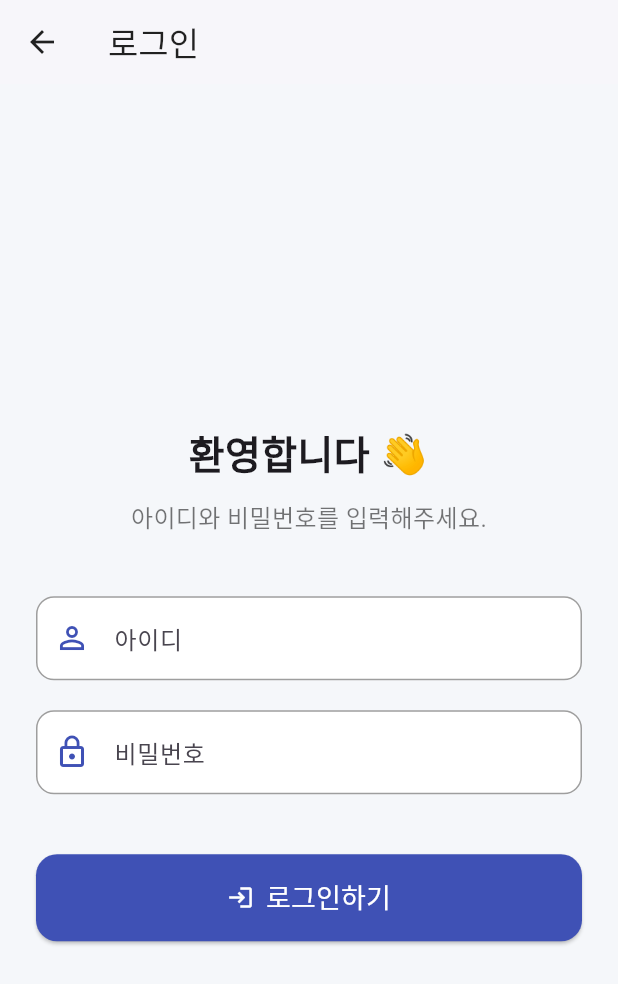
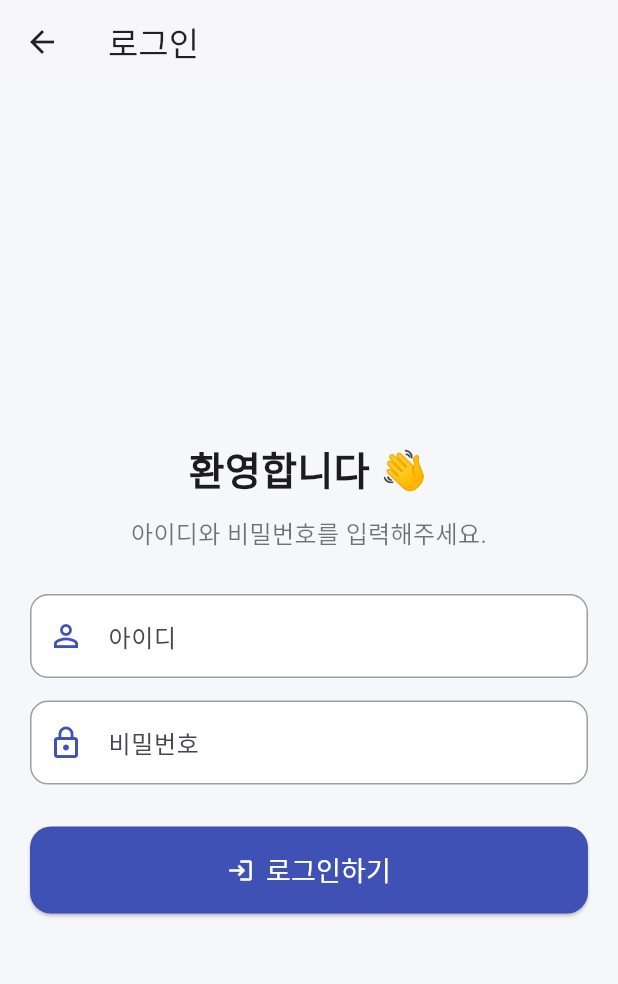
Before and after one commit to ATOSCD/MobileApp, a Flutter app: the screen it shows after launch, after a tap on "로그인", on a phone screen of 412 x 824 dp. Shown: the top 984 px of the screen. Run offline on Flutter 3.47's test engine with Material 3 defaults, Android fonts, the phone set to English and light mode, and no system bars; our stand-ins replace dio, firebase_core, firebase_messaging, flutter_local_notifications, vibration; accounts and stored records are empty; network calls fail.

Commit message:
UI개선

```diff
--- a/armobile/lib/airconditioner.dart
+++ b/armobile/lib/airconditioner.dart
@@ -102,8 +102,8 @@ class _AirConditionerPageState extends State<AirConditionerPage> {
           ? const Center(child: CircularProgressIndicator())
           : Padding(
               padding: const EdgeInsets.all(20.0),
-              child: Column(
-                crossAxisAlignment: CrossAxisAlignment.start,
+              child: ListView(
+                //crossAxisAlignment: CrossAxisAlignment.start,
                 children: [
                   ...List.generate(4, (index) {
                     return Padding(
--- a/armobile/lib/bed.dart
+++ b/armobile/lib/bed.dart
@@ -102,8 +102,7 @@ class _BedPageState extends State<BedPage> {
           ? const Center(child: CircularProgressIndicator())
           : Padding(
               padding: const EdgeInsets.all(20.0),
-              child: Column(
-                crossAxisAlignment: CrossAxisAlignment.start,
+              child: ListView(
                 children: [
                   ...List.generate(4, (index) {
                     return Padding(
--- a/armobile/lib/book.dart
+++ b/armobile/lib/book.dart
@@ -102,8 +102,7 @@ class _BookPageState extends State<BookPage> {
           ? const Center(child: CircularProgressIndicator())
           : Padding(
               padding: const EdgeInsets.all(20.0),
-              child: Column(
-                crossAxisAlignment: CrossAxisAlignment.start,
+              child: ListView(
                 children: [
                   ...List.generate(4, (index) {
                     return Padding(
--- a/armobile/lib/chair.dart
+++ b/armobile/lib/chair.dart
@@ -102,8 +102,8 @@ class _ChairPageState extends State<ChairPage> {
           ? const Center(child: CircularProgressIndicator())
           : Padding(
               padding: const EdgeInsets.all(20.0),
-              child: Column(
-                crossAxisAlignment: CrossAxisAlignment.start,
+              child: ListView(
+                //crossAxisAlignment: CrossAxisAlignment.start,
                 children: [
                   ...List.generate(4, (index) {
                     return Padding(
--- a/armobile/lib/clock.dart
+++ b/armobile/lib/clock.dart
@@ -102,8 +102,7 @@ class _ClockPageState extends State<ClockPage> {
           ? const Center(child: CircularProgressIndicator())
           : Padding(
               padding: const EdgeInsets.all(20.0),
-              child: Column(
-                crossAxisAlignment: CrossAxisAlignment.start,
+              child: ListView(
                 children: [
                   ...List.generate(4, (index) {
                     return Padding(
--- a/armobile/lib/door.dart
+++ b/armobile/lib/door.dart
@@ -102,8 +102,7 @@ class _DoorPageState extends State<DoorPage> {
           ? const Center(child: CircularProgressIndicator())
           : Padding(
               padding: const EdgeInsets.all(20.0),
-              child: Column(
-                crossAxisAlignment: CrossAxisAlignment.start,
+              child: ListView(
                 children: [
                   ...List.generate(4, (index) {
                     return Padding(
--- a/armobile/lib/fan.dart
+++ b/armobile/lib/fan.dart
@@ -102,8 +102,7 @@ class _FanPageState extends State<FanPage> {
           ? const Center(child: CircularProgressIndicator())
           : Padding(
               padding: const EdgeInsets.all(20.0),
-              child: Column(
-                crossAxisAlignment: CrossAxisAlignment.start,
+              child: ListView(
                 children: [
                   ...List.generate(4, (index) {
                     return Padding(
--- a/armobile/lib/lamp.dart
+++ b/armobile/lib/lamp.dart
@@ -102,8 +102,7 @@ class _LampPageState extends State<LampPage> {
           ? const Center(child: CircularProgressIndicator())
           : Padding(
               padding: const EdgeInsets.all(20.0),
-              child: Column(
-                crossAxisAlignment: CrossAxisAlignment.start,
+              child: ListView(
                 children: [
                   ...List.generate(4, (index) {
                     return Padding(
--- a/armobile/lib/laptop.dart
+++ b/armobile/lib/laptop.dart
@@ -102,8 +102,7 @@ class _LaptopPageState extends State<LaptopPage> {
           ? const Center(child: CircularProgressIndicator())
           : Padding(
               padding: const EdgeInsets.all(20.0),
-              child: Column(
-                crossAxisAlignment: CrossAxisAlignment.start,
+              child: ListView(
                 children: [
                   ...List.generate(4, (index) {
                     return Padding(
--- a/armobile/lib/login.dart
+++ b/armobile/lib/login.dart
@@ -72,12 +72,12 @@ class _LoginPageState extends State<LoginPage> {
         elevation: 1,
       ),
       body: Padding(
-        padding: const EdgeInsets.all(24.0),
+        padding: const EdgeInsets.all(20.0),
         child: Column(
           mainAxisAlignment: MainAxisAlignment.center,
           crossAxisAlignment: CrossAxisAlignment.stretch,
           children: [
-            const SizedBox(height: 30),
+            const SizedBox(height: 22),
             const Text(
               '환영합니다 👋',
               textAlign: TextAlign.center,
@@ -89,11 +89,11 @@ class _LoginPageState extends State<LoginPage> {
               textAlign: TextAlign.center,
               style: TextStyle(fontSize: 16, color: Colors.black54),
             ),
-            const SizedBox(height: 40),
+            const SizedBox(height: 28),
             _buildTextField(_idController, '아이디', Icons.person_outline),
-            const SizedBox(height: 20),
+            const SizedBox(height: 15),
             _buildTextField(_pwController, '비밀번호', Icons.lock_outline, obscure: true),
-            const SizedBox(height: 40),
+            const SizedBox(height: 28),
             ElevatedButton.icon(
               onPressed: _isLoading ? null : _login,
               icon: const Icon(Icons.login, color: Colors.white),
--- a/armobile/lib/main.dart
+++ b/armobile/lib/main.dart
@@ -7,12 +7,12 @@ import 'package:flutter_local_notifications/flutter_local_notifications.dart';
 import 'chat.dart';
 import 'list.dart';
 import 'log.dart';
-import 'connect.dart';
+//import 'connect.dart';
 import 'server.dart';
 import 'user_id.dart';
 import 'edit_category.dart';
 import 'package:vibration/vibration.dart';
-import 'register_entry.dart';
+//import 'register_entry.dart';
 import 'start.dart';
 import 'menupoup.dart';
 
--- a/armobile/lib/mug.dart
+++ b/armobile/lib/mug.dart
@@ -102,8 +102,7 @@ class _MugPageState extends State<MugPage> {
           ? const Center(child: CircularProgressIndicator())
           : Padding(
               padding: const EdgeInsets.all(20.0),
-              child: Column(
-                crossAxisAlignment: CrossAxisAlignment.start,
+              child: ListView(
                 children: [
                   ...List.generate(4, (index) {
                     return Padding(
--- a/armobile/lib/server.dart
+++ b/armobile/lib/server.dart
@@ -1 +1,3 @@
-const String baseUrl = '218.50.126.81:8000';
+//const String baseUrl = '218.50.126.81:8000';
+const String baseUrl = '192.168.1.49:8000';
+//const String baseUrl = '10.210.1.233:8000';
--- a/armobile/lib/thermometer.dart
+++ b/armobile/lib/thermometer.dart
@@ -102,8 +102,7 @@ class _ThermometerPageState extends State<ThermometerPage> {
           ? const Center(child: CircularProgressIndicator())
           : Padding(
               padding: const EdgeInsets.all(20.0),
-              child: Column(
-                crossAxisAlignment: CrossAxisAlignment.start,
+              child: ListView(
                 children: [
                   ...List.generate(4, (index) {
                     return Padding(
--- a/armobile/lib/tissue.dart
+++ b/armobile/lib/tissue.dart
@@ -102,8 +102,7 @@ class _TissuePageState extends State<TissuePage> {
           ? const Center(child: CircularProgressIndicator())
           : Padding(
               padding: const EdgeInsets.all(20.0),
-              child: Column(
-                crossAxisAlignment: CrossAxisAlignment.start,
+              child: ListView(
                 children: [
                   ...List.generate(4, (index) {
                     return Padding(
--- a/armobile/lib/window.dart
+++ b/armobile/lib/window.dart
@@ -102,8 +102,7 @@ class _WindowPageState extends State<WindowPage> {
           ? const Center(child: CircularProgressIndicator())
           : Padding(
               padding: const EdgeInsets.all(20.0),
-              child: Column(
-                crossAxisAlignment: CrossAxisAlignment.start,
+              child: ListView(
                 children: [
                   ...List.generate(4, (index) {
                     return Padding(
```
